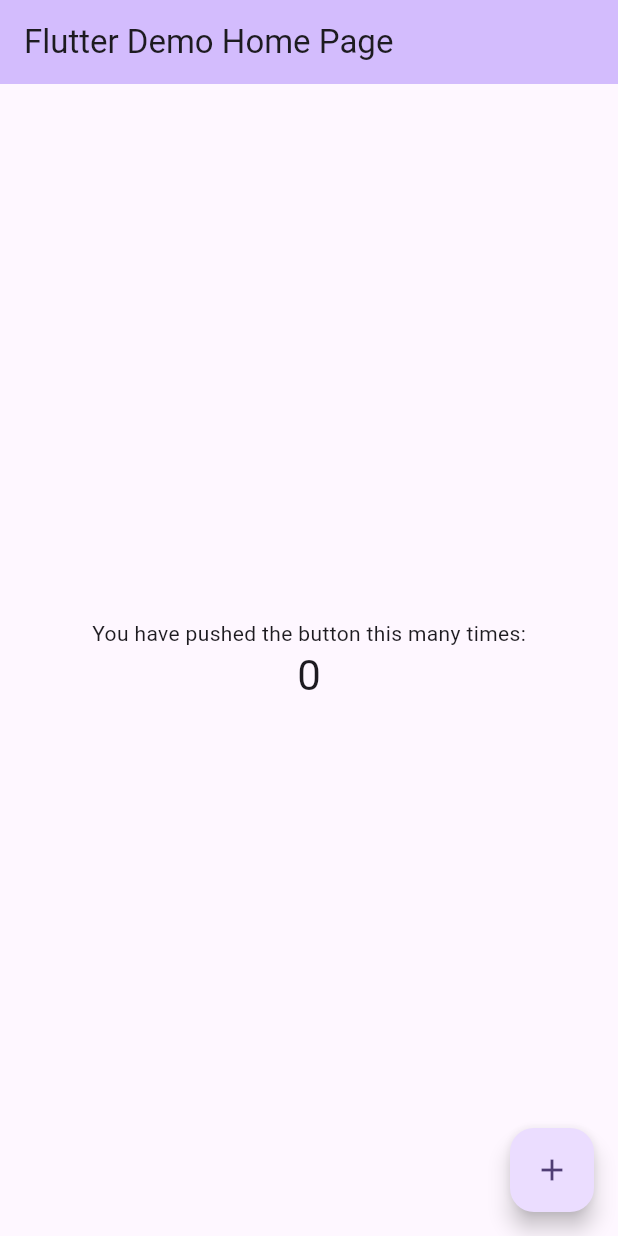
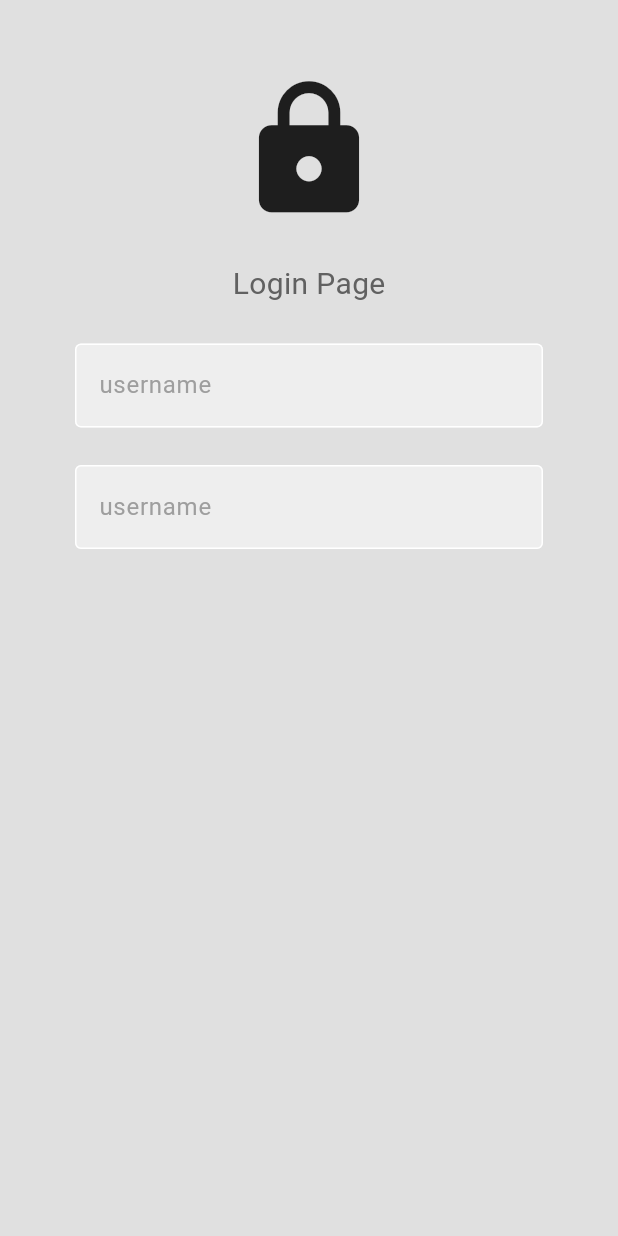
Before and after one commit to NicolasBadot/Internationnal-challenges, a Flutter app: the screen it shows after launch, on a phone screen of 412 x 824 dp. Run offline on Flutter 3.47's test engine with Material 3 defaults, Android fonts, the phone set to English and light mode, and no system bars.

Commit message:
Work in progress Login Page

```diff
--- /dev/null
+++ b/lib/Components/my_textfield.dart
@@ -0,0 +1,37 @@
+import 'package:flutter/material.dart';
+
+class MyTextField extends StatelessWidget{
+  final controller;
+  final String hintText;
+  final bool obscureText;
+
+  const MyTextField({
+    super.key,
+    required this.controller,
+    required this.hintText,
+    required this.obscureText,
+  });
+
+  @override
+  Widget build(BuildContext context){
+    return Padding(
+      padding: const EdgeInsets.symmetric(horizontal: 50),
+      child: TextField(
+        controller: controller,
+        obscureText: obscureText,
+        decoration: InputDecoration(
+          enabledBorder: const OutlineInputBorder(
+            borderSide: BorderSide(color: Colors.white),
+          ),
+          focusedBorder: OutlineInputBorder(
+              borderSide: BorderSide(color: Colors.grey.shade400)
+          ),
+          fillColor: Colors.grey.shade200,
+          filled: true,
+          hintText: hintText,
+          hintStyle: TextStyle(color: Colors.grey[500])
+        ),
+      ),
+    );
+  }
+}
--- /dev/null
+++ b/lib/Pages/login.dart
@@ -0,0 +1,63 @@
+import 'package:flutter/material.dart';
+import 'package:internationnalchallenges/Components/my_textfield.dart';
+
+class LoginPage extends StatelessWidget {
+  LoginPage({super.key});
+
+  //text editing controller
+  final usernameController = TextEditingController();
+  final passwordController = TextEditingController();
+
+  @override
+  Widget build(BuildContext context) {
+    return Scaffold(
+        backgroundColor: Colors.grey[300],
+        body: SafeArea(
+            child: Center(
+          child: Column(
+            children: [
+              // To space things better
+              const SizedBox(height: 50),
+
+              const Icon(
+                Icons.lock,
+                size: 100,
+              ),
+
+              const SizedBox(height: 25),
+
+              // login page
+              Text(
+                'Login Page',
+                style: TextStyle(
+                  color: Colors.grey[700],
+                  fontSize: 20,
+                ),
+              ),
+
+              const SizedBox(height: 25),
+              // username textfield
+
+              MyTextField(
+                controller: usernameController,
+                hintText: 'username',
+                obscureText: false,
+              ),
+
+              const SizedBox(height: 25),
+              // password textfield
+
+              MyTextField(
+                controller: passwordController,
+                hintText: 'username',
+                obscureText: true,
+              ),
+
+              // enter
+
+              // sign in or forgot password
+            ],
+          ),
+        )));
+  }
+}
--- a/lib/main.dart
+++ b/lib/main.dart
@@ -1,125 +1,18 @@
 import 'package:flutter/material.dart';
+import 'pages/login.dart';
 
 void main() {
   runApp(const MyApp());
 }
 
-class MyApp extends StatelessWidget {
-  const MyApp({super.key});
+class MyApp extends StatelessWidget{
+  const MyApp({ super.key});
 
-  // This widget is the root of your application.
   @override
-  Widget build(BuildContext context) {
+  Widget build(BuildContext context){
     return MaterialApp(
-      title: 'Flutter Demo',
-      theme: ThemeData(
-        // This is the theme of your application.
-        //
-        // TRY THIS: Try running your application with "flutter run". You'll see
-        // the application has a purple toolbar. Then, without quitting the app,
-        // try changing the seedColor in the colorScheme below to Colors.green
-        // and then invoke "hot reload" (save your changes or press the "hot
-        // reload" button in a Flutter-supported IDE, or press "r" if you used
-        // the command line to start the app).
-        //
-        // Notice that the counter didn't reset back to zero; the application
-        // state is not lost during the reload. To reset the state, use hot
-        // restart instead.
-        //
-        // This works for code too, not just values: Most code changes can be
-        // tested with just a hot reload.
-        colorScheme: ColorScheme.fromSeed(seedColor: Colors.deepPurple),
-        useMaterial3: true,
-      ),
-      home: const MyHomePage(title: 'Flutter Demo Home Page'),
+      debugShowCheckedModeBanner: false,
+      home: LoginPage(),
     );
   }
 }
-
-class MyHomePage extends StatefulWidget {
-  const MyHomePage({super.key, required this.title});
-
-  // This widget is the home page of your application. It is stateful, meaning
-  // that it has a State object (defined below) that contains fields that affect
-  // how it looks.
-
-  // This class is the configuration for the state. It holds the values (in this
-  // case the title) provided by the parent (in this case the App widget) and
-  // used by the build method of the State. Fields in a Widget subclass are
-  // always marked "final".
-
-  final String title;
-
-  @override
-  State<MyHomePage> createState() => _MyHomePageState();
-}
-
-class _MyHomePageState extends State<MyHomePage> {
-  int _counter = 0;
-
-  void _incrementCounter() {
-    setState(() {
-      // This call to setState tells the Flutter framework that something has
-      // changed in this State, which causes it to rerun the build method below
-      // so that the display can reflect the updated values. If we changed
-      // _counter without calling setState(), then the build method would not be
-      // called again, and so nothing would appear to happen.
-      _counter++;
-    });
-  }
-
-  @override
-  Widget build(BuildContext context) {
-    // This method is rerun every time setState is called, for instance as done
-    // by the _incrementCounter method above.
-    //
-    // The Flutter framework has been optimized to make rerunning build methods
-    // fast, so that you can just rebuild anything that needs updating rather
-    // than having to individually change instances of widgets.
-    return Scaffold(
-      appBar: AppBar(
-        // TRY THIS: Try changing the color here to a specific color (to
-        // Colors.amber, perhaps?) and trigger a hot reload to see the AppBar
-        // change color while the other colors stay the same.
-        backgroundColor: Theme.of(context).colorScheme.inversePrimary,
-        // Here we take the value from the MyHomePage object that was created by
-        // the App.build method, and use it to set our appbar title.
-        title: Text(widget.title),
-      ),
-      body: Center(
-        // Center is a layout widget. It takes a single child and positions it
-        // in the middle of the parent.
-        child: Column(
-          // Column is also a layout widget. It takes a list of children and
-          // arranges them vertically. By default, it sizes itself to fit its
-          // children horizontally, and tries to be as tall as its parent.
-          //
-          // Column has various properties to control how it sizes itself and
-          // how it positions its children. Here we use mainAxisAlignment to
-          // center the children vertically; the main axis here is the vertical
-          // axis because Columns are vertical (the cross axis would be
-          // horizontal).
-          //
-          // TRY THIS: Invoke "debug painting" (choose the "Toggle Debug Paint"
-          // action in the IDE, or press "p" in the console), to see the
-          // wireframe for each widget.
-          mainAxisAlignment: MainAxisAlignment.center,
-          children: <Widget>[
-            const Text(
-              'You have pushed the button this many times:',
-            ),
-            Text(
-              '$_counter',
-              style: Theme.of(context).textTheme.headlineMedium,
-            ),
-          ],
-        ),
-      ),
-      floatingActionButton: FloatingActionButton(
-        onPressed: _incrementCounter,
-        tooltip: 'Increment',
-        child: const Icon(Icons.add),
-      ), // This trailing comma makes auto-formatting nicer for build methods.
-    );
-  }
-}
```
